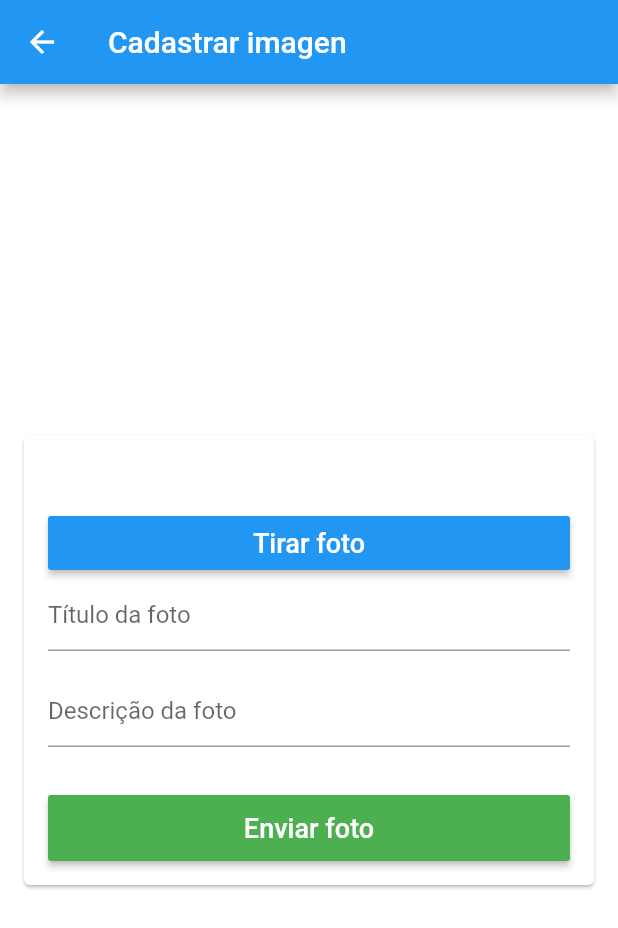
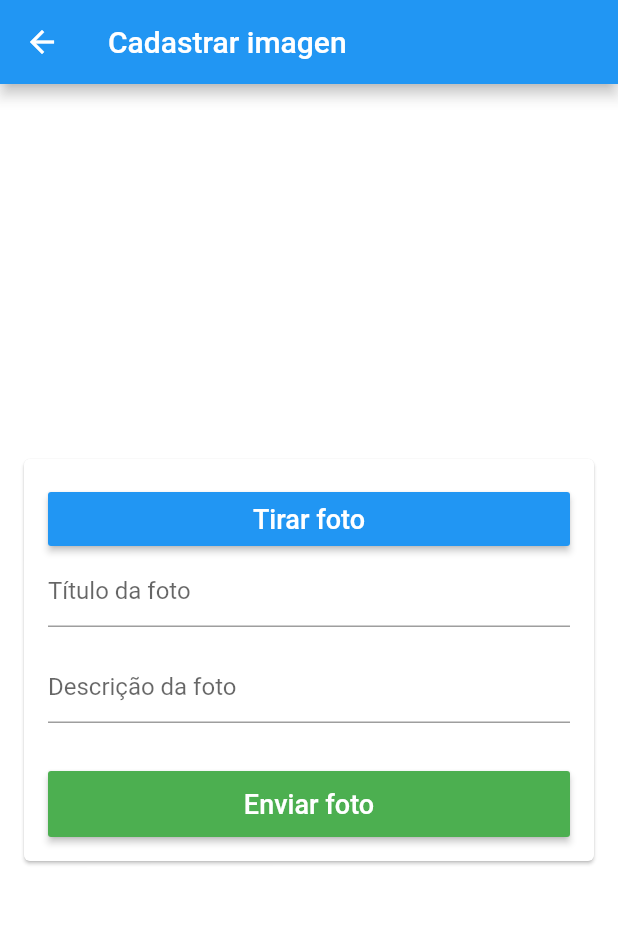
Before and after one commit to Ysr7/Images.appFlutter, a Flutter app: the screen it shows after launch, after a tap on the "add" icon, on a phone screen of 412 x 824 dp. Shown: the top 928 px of the screen. Run offline on Flutter 3.47's test engine with Material 2 defaults, Android fonts, the phone set to English and light mode, and no system bars; our stand-ins replace dio, flutter_icons, full_screen_image, image_picker; missing offline and left inert: image_size_getter; network calls fail.

Commit message:
AJustes finais

```diff
--- a/lib/screens/home/home_screen.dart
+++ b/lib/screens/home/home_screen.dart
@@ -63,7 +63,6 @@ class HomeScreem extends StatelessWidget {
       ),
       body: Consumer<ImageService>(
         builder: (_, imageService, __) {
-          final filteredProducts = imageService.filteredImages;
           return ListView.builder(
               padding: const EdgeInsets.all(4),
               itemCount: imageService.filteredImages.length,
--- a/lib/screens/image/image_screen.dart
+++ b/lib/screens/image/image_screen.dart
@@ -5,6 +5,7 @@ import 'package:flutter/material.dart';
 import 'package:intl/intl.dart';
 import 'package:provider/provider.dart';
 import 'package:full_screen_image/full_screen_image.dart';
+import 'package:flutter_icons/flutter_icons.dart';
 
 class ImageScreem extends StatelessWidget {
   const ImageScreem(this.image);
@@ -50,7 +51,7 @@ class ImageScreem extends StatelessWidget {
                       children: [
                         IconButton(
                             icon: new Icon(
-                              Icons.favorite,
+                              AntDesign.like1,
                               color: Colors.green,
                               size: 50,
                             ),
@@ -71,7 +72,7 @@ class ImageScreem extends StatelessWidget {
                             }),
                         IconButton(
                             icon: new Icon(
-                              Icons.cancel,
+                              AntDesign.dislike1,
                               color: Colors.red,
                               size: 50,
                             ),
--- a/lib/screens/register_image/register_image_screen.dart
+++ b/lib/screens/register_image/register_image_screen.dart
@@ -9,6 +9,7 @@ import 'package:provider/provider.dart';
 import 'package:image_picker/image_picker.dart';
 import 'package:image_size_getter/file_input.dart';
 import 'package:image_size_getter/image_size_getter.dart';
+import 'package:full_screen_image/full_screen_image.dart';
 
 class RegisterImageScreen extends StatefulWidget {
   @override
@@ -187,9 +188,11 @@ class _RegisterImageScreen extends State<RegisterImageScreen> {
   }
 
   Widget placeHolder() {
-    return Container(
-      padding: EdgeInsets.fromLTRB(16, 16, 16, 16),
-      child: this.imageFile == null ? null : Image.file(this.imageFile),
+    return FullScreenWidget(
+      child: Container(
+        padding: EdgeInsets.fromLTRB(0, 0, 0, 0),
+        child: this.imageFile == null ? null : Image.file(this.imageFile),
+      ),
     );
   }
 }
--- a/lib/services/image_service.dart
+++ b/lib/services/image_service.dart
@@ -47,8 +47,8 @@ class ImageService extends ChangeNotifier {
     if (search.isEmpty) {
       filteredImages.addAll(allImages);
     } else {
-      filteredImages.addAll(allImages.where(
-          (p) => p.descripion.toLowerCase().contains(search.toLowerCase())));
+      filteredImages.addAll(allImages
+          .where((p) => p.title.toLowerCase().contains(search.toLowerCase())));
     }
 
     return filteredImages;
--- a/pubspec.yaml
+++ b/pubspec.yaml
@@ -40,6 +40,7 @@ dev_dependencies:
   image_picker: ^0.6.7+12
   image_size_getter: ^0.2.0
   full_screen_image: ^1.0.2
+  flutter_icons: ^1.1.0
 
 
 # For information on the generic Dart part of this file, see the
```
Also changed, not shown: pubspec.lock.
